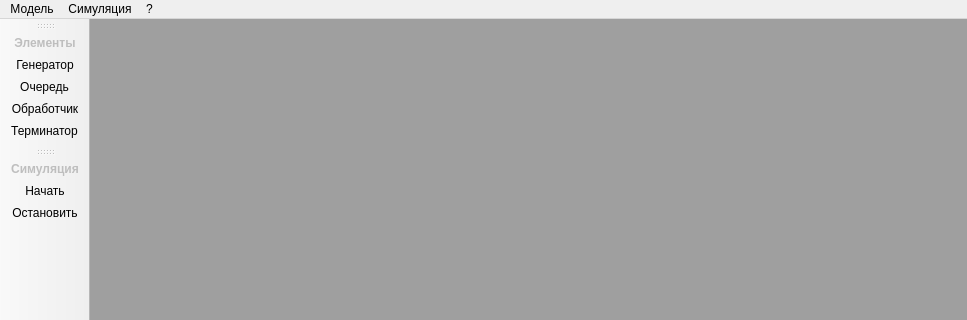
Qt form mainwindow.ui (alekseyl1992/qmb) before a commit; both pictures show x 0 to 967 and y 0 to 320 of the 967 by 579 pixel window.
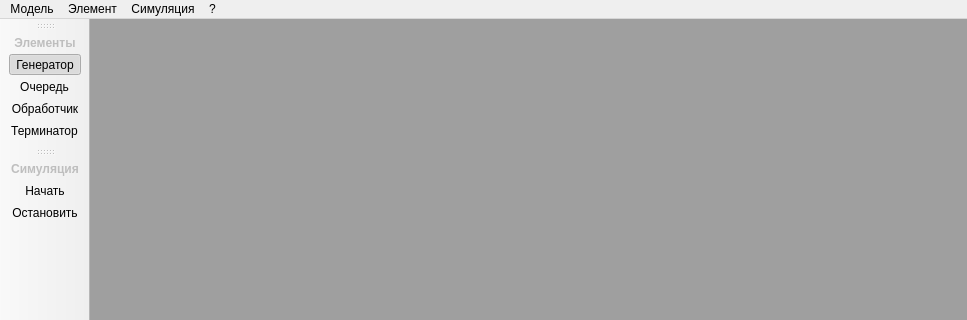
The same form after that commit. Icons and pictures are not drawn.

What changed in the file:
```diff
--- a/mainwindow.ui
+++ b/mainwindow.ui
@@ -72,7 +72,16 @@
     <addaction name="about"/>
     <addaction name="projectPage"/>
    </widget>
+   <widget class="QMenu" name="elementMenu">
+    <property name="title">
+     <string>Элемент</string>
+    </property>
+    <addaction name="elementProperties"/>
+    <addaction name="separator"/>
+    <addaction name="deleteElement"/>
+   </widget>
    <addaction name="menu"/>
+   <addaction name="elementMenu"/>
    <addaction name="menu_2"/>
    <addaction name="menu_3"/>
   </widget>
@@ -188,6 +197,9 @@
    <property name="checkable">
     <bool>true</bool>
    </property>
+   <property name="checked">
+    <bool>true</bool>
+   </property>
    <property name="text">
     <string>Генератор</string>
    </property>
```
Left out of the diff: 10 changed lines with no effect on the pictures.
